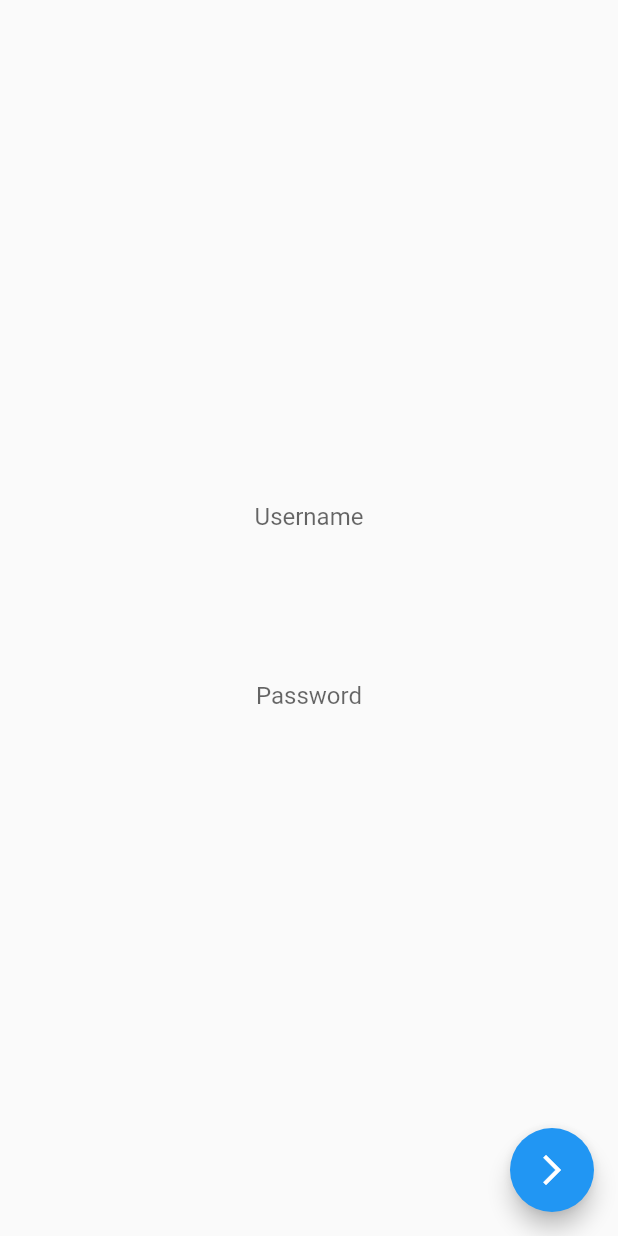
After one commit to miguelcecci/openfacevault_mobile, a Flutter app: the LoginScreen screen opened by its route, on a phone screen of 412 x 824 dp. The commit adds this screen. Run offline on Flutter 3.47's test engine with Material 2 defaults, Android fonts, the phone set to English and light mode, and no system bars; our stand-ins replace bloc, shared_preferences; accounts and stored records are empty; generated files the repository leaves out were written again.

Commit message:
adicionado modelos, e serviços de login

```diff
--- a/lib/modules/endpointpick/endpoint_screen.dart
+++ b/lib/modules/endpointpick/endpoint_screen.dart
@@ -37,6 +37,7 @@ class _EndpointScreenState extends State<EndpointScreen> {
                   controller: myController,
                 ),
               ),
+              Text('Instructions to run an endpoint')
             ],
           )
       ),
--- /dev/null
+++ b/lib/modules/login/bloc.dart
@@ -0,0 +1,3 @@
+export 'login_bloc.dart';
+export 'login_event.dart';
+export 'login_state.dart';
--- /dev/null
+++ b/lib/modules/login/login_event.dart
@@ -0,0 +1,4 @@
+import 'package:meta/meta.dart';
+
+@immutable
+abstract class LoginEvent {}
--- /dev/null
+++ b/lib/modules/login/login_screen.dart
@@ -0,0 +1,64 @@
+import 'package:flutter/material.dart';
+import 'package:shared_preferences/shared_preferences.dart';
+
+class LoginScreen extends StatefulWidget {
+  @override
+  _LoginScreenState createState() => _LoginScreenState();
+}
+
+class _LoginScreenState extends State<LoginScreen> {
+
+  final userNameField = TextEditingController();
+  final passwordField = TextEditingController();
+  var warningText = ' ';
+
+  @override
+  void dispose() {
+    userNameField.dispose();
+    passwordField.dispose();
+    super.dispose();
+  }
+
+  @override
+  Widget build(BuildContext context) {
+    return Scaffold(
+      body: Center(
+          child: Column(
+            mainAxisAlignment: MainAxisAlignment.center,
+            children: <Widget>[
+              Container(
+                padding: EdgeInsets.all(50),
+                child: TextField(
+                  controller: userNameField,
+                  textAlign: TextAlign.center,
+                  decoration: InputDecoration.collapsed(
+                      hintText: 'Username'
+                  ),
+                ),
+              ),
+              Container(
+                padding: EdgeInsets.all(50),
+                child: TextField(
+                  controller: passwordField,
+                  textAlign: TextAlign.center,
+                  decoration: InputDecoration.collapsed(
+                      hintText: 'Password',
+                  ),
+                ),
+              ),
+              Center(
+                child: Text(warningText),
+              )
+            ],
+          )
+      ),
+      floatingActionButton: FloatingActionButton(
+        onPressed: (){
+
+        },
+        tooltip: 'Increment',
+        child: Icon(Icons.arrow_forward_ios),
+      ),
+    );
+  }
+}
--- /dev/null
+++ b/lib/modules/login/login_state.dart
@@ -0,0 +1,6 @@
+import 'package:meta/meta.dart';
+
+@immutable
+abstract class LoginState {}
+
+class InitialLoginState extends LoginState {}
```
Also changed, not shown: build.yaml (added, +18 -0 lines), lib/main.dart (+9 -2 lines), lib/models/response.dart (added, +21 -0 lines), lib/modules/login/login_bloc.dart (added, +15 -0 lines), lib/services/user_service.dart (added, +21 -0 lines), pubspec.yaml (+8 -0 lines), lib/models/response.g.dart (added), lib/repository/user_repository.dart (added), pubspec.lock.
